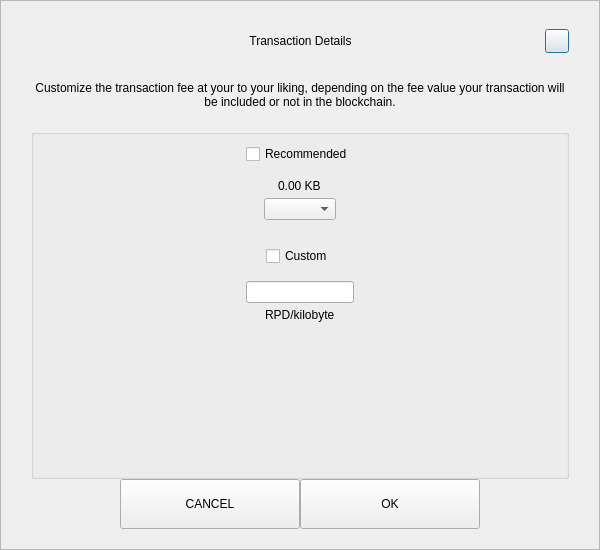
Qt form src/qt/rapids/forms/sendcustomfeedialog.ui (RapidsOfficial/Rapids) before a commit.
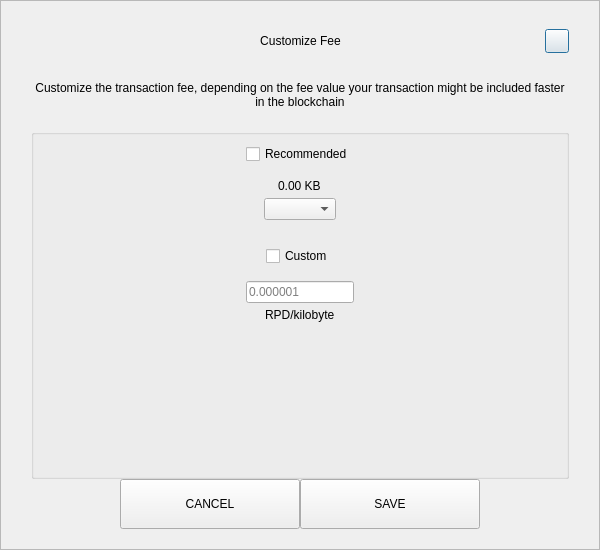
The same form after that commit.

```diff
--- a/src/qt/rapids/forms/sendcustomfeedialog.ui
+++ b/src/qt/rapids/forms/sendcustomfeedialog.ui
@@ -92,7 +92,7 @@
            <string notr="true">padding-left:24px;</string>
           </property>
           <property name="text">
-           <string>Transaction Details</string>
+           <string>Customize Fee</string>
           </property>
           <property name="alignment">
            <set>Qt::AlignCenter</set>
@@ -155,7 +155,7 @@
       <item>
        <widget class="QLabel" name="labelMessage">
         <property name="text">
-         <string>Customize the transaction fee at your to your liking, depending on the fee value your transaction will be included or not in the blockchain.</string>
+         <string>Customize the transaction fee, depending on the fee value your transaction might be included faster in the blockchain</string>
         </property>
         <property name="alignment">
          <set>Qt::AlignCenter</set>
@@ -278,7 +278,11 @@
             </spacer>
            </item>
            <item alignment="Qt::AlignHCenter">
-            <widget class="QLineEdit" name="lineEditCustomFee"/>
+            <widget class="QLineEdit" name="lineEditCustomFee">
+             <property name="placeholderText">
+              <string notr="true">0.000001</string>
+             </property>
+            </widget>
            </item>
            <item alignment="Qt::AlignHCenter">
             <widget class="QLabel" name="labelCustomFee">
@@ -348,7 +352,7 @@
            <enum>Qt::NoFocus</enum>
           </property>
           <property name="text">
-           <string>OK</string>
+           <string>SAVE</string>
           </property>
          </widget>
         </item>
```
